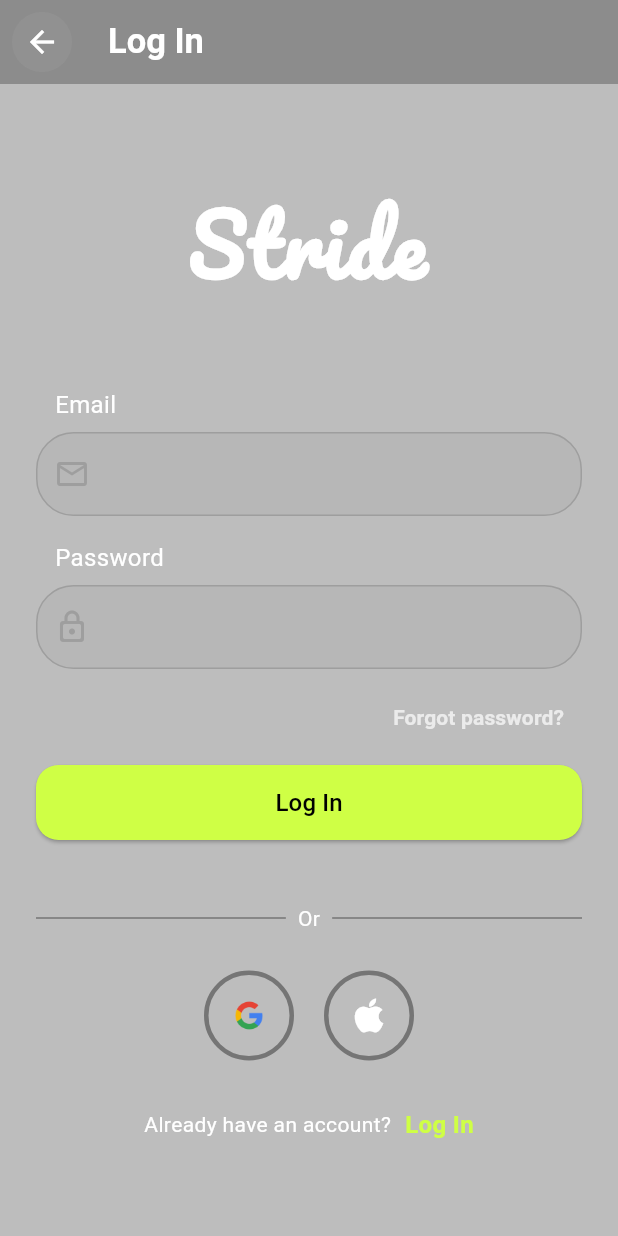
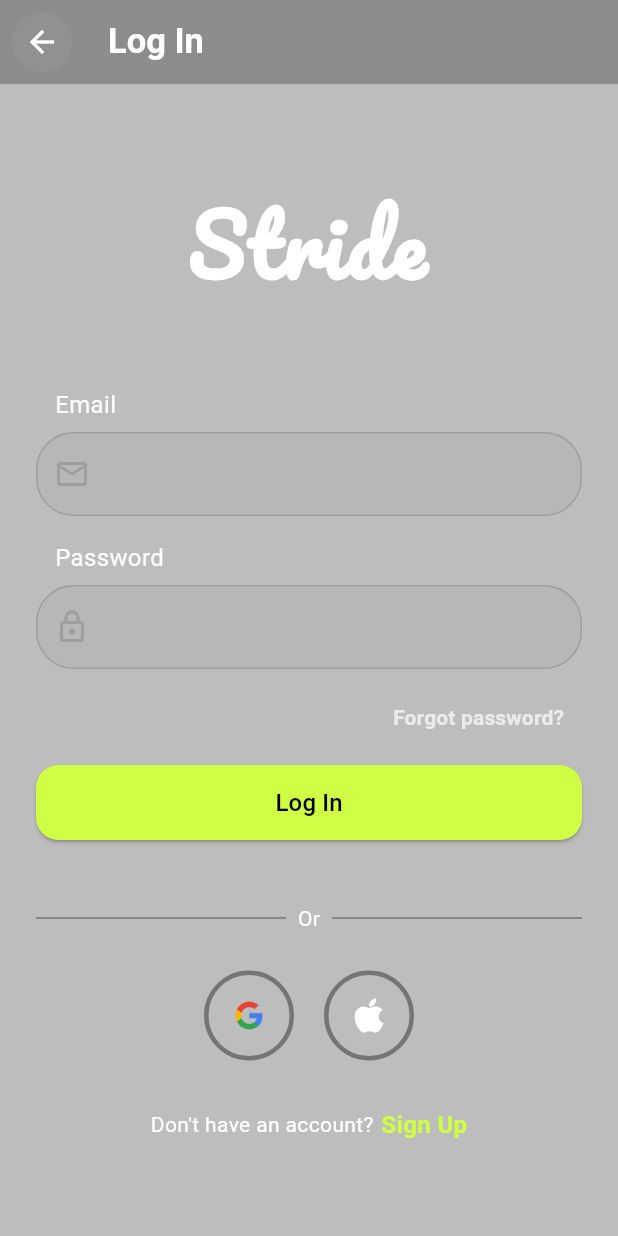
Before and after one commit to BigSteveAbdulmex/Stride, a Flutter app: the LoginPage screen opened directly, on a phone screen of 412 x 824 dp. Run offline on Flutter 3.47's test engine with Material 3 defaults, Android fonts, the phone set to English and light mode, and no system bars; our stand-ins replace google_fonts.

Commit message:
CUstom widgets for the authentication screens

```diff
--- a/lib/features/authentication/presentation/widgets/custom_auth_appbar.dart
+++ b/lib/features/authentication/presentation/widgets/custom_auth_appbar.dart
@@ -1,4 +1,5 @@
 import 'package:flutter/material.dart';
+import 'package:stride/features/onboarding/onbarding_screen.dart';
 
 class CustomAuthAppbar extends StatelessWidget implements PreferredSizeWidget {
   const CustomAuthAppbar({super.key, required this.title});
@@ -16,7 +17,11 @@ class CustomAuthAppbar extends StatelessWidget implements PreferredSizeWidget {
         ), // Adds spacing around the back button
         child: GestureDetector(
           onTap: () {
-            Navigator.of(context).pop();
+            Navigator.of(context).pushReplacement(
+              MaterialPageRoute(
+                builder: (ctx) => OnboardingScreen(),
+              ),
+            );
           },
           child: Container(
             decoration: BoxDecoration(
--- a/lib/features/authentication/presentation/widgets/custom_auth_divider_content.dart
+++ b/lib/features/authentication/presentation/widgets/custom_auth_divider_content.dart
@@ -1,7 +1,16 @@
 import 'package:flutter/material.dart';
 
 class CustomAuthDividerContent extends StatelessWidget {
-  const CustomAuthDividerContent({super.key});
+  const CustomAuthDividerContent({
+    super.key,
+    required this.authText,
+    required this.authActionText,
+    required this.onAuthActionTap,
+  });
+
+  final String authText;
+  final String authActionText;
+  final VoidCallback onAuthActionTap;
 
   @override
   Widget build(BuildContext context) {
@@ -16,10 +25,10 @@ class CustomAuthDividerContent extends StatelessWidget {
               ),
             ),
             Padding(
-              padding: EdgeInsets.symmetric(
+              padding: const EdgeInsets.symmetric(
                 horizontal: 8,
-              ), // Adds spacing around "Or"
-              child: Text(
+              ),
+              child: const Text(
                 "Or",
                 style: TextStyle(
                   color: Colors.white,
@@ -35,16 +44,15 @@ class CustomAuthDividerContent extends StatelessWidget {
           ],
         ),
         const SizedBox(height: 25),
-        // Alternative sign up options ()Google and apple)
         Row(
-          mainAxisAlignment: MainAxisAlignment.center, // Centers the buttons
+          mainAxisAlignment: MainAxisAlignment.center,
           children: [
             GestureDetector(
               onTap: () {
                 // Handle Google sign-in
               },
               child: Container(
-                padding: EdgeInsets.all(12),
+                padding: const EdgeInsets.all(12),
                 decoration: BoxDecoration(
                   shape: BoxShape.circle,
                   border: Border.all(
@@ -59,13 +67,13 @@ class CustomAuthDividerContent extends StatelessWidget {
                 ),
               ),
             ),
-            SizedBox(width: 20), // Space between buttons
+            const SizedBox(width: 20),
             GestureDetector(
               onTap: () {
                 // Handle Apple sign-in
               },
               child: Container(
-                padding: EdgeInsets.all(12),
+                padding: const EdgeInsets.all(12),
                 decoration: BoxDecoration(
                   shape: BoxShape.circle,
                   border: Border.all(
@@ -73,7 +81,7 @@ class CustomAuthDividerContent extends StatelessWidget {
                     width: 3,
                   ),
                 ),
-                child: Icon(
+                child: const Icon(
                   Icons.apple,
                   size: 30,
                   color: Colors.white,
@@ -83,24 +91,26 @@ class CustomAuthDividerContent extends StatelessWidget {
           ],
         ),
         const SizedBox(height: 31),
-        // Already have an account
         Row(
           mainAxisAlignment: MainAxisAlignment.center,
           children: [
             Text(
-              "Already have an account?",
-              style: TextStyle(
+              authText,
+              style: const TextStyle(
                 color: Colors.white,
                 fontSize: 14,
               ),
             ),
             const SizedBox(width: 5),
-            Text(
-              " Log In",
-              style: TextStyle(
-                color: Color(0xFFCFFF45),
-                fontSize: 16,
-                fontWeight: FontWeight.bold,
+            GestureDetector(
+              onTap: onAuthActionTap,
+              child: Text(
+                authActionText,
+                style: const TextStyle(
+                  color: Color(0xFFCFFF45),
+                  fontSize: 16,
+                  fontWeight: FontWeight.bold,
+                ),
               ),
             ),
           ],
```
